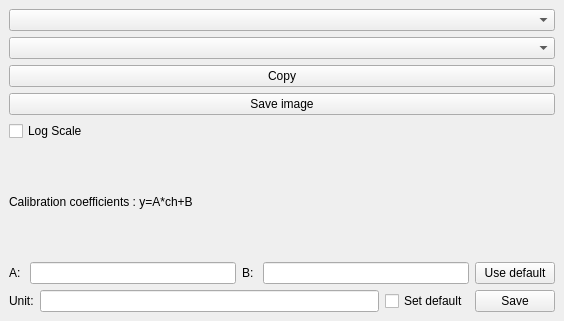
sickel/qgisSpectre, file qgisSpectre_dockwidget_base.ui: the form before one commit.
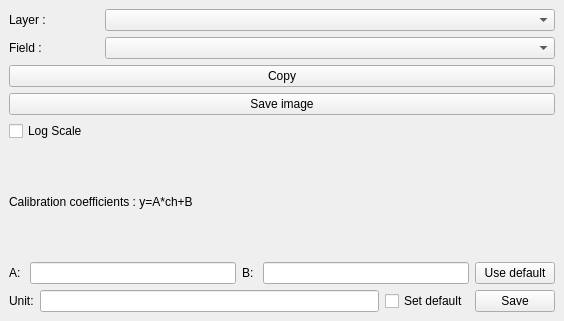
The form after the commit. Custom widgets are drawn as their Qt base class.

What changed in the file:
```diff
--- a/qgisSpectre_dockwidget_base.ui
+++ b/qgisSpectre_dockwidget_base.ui
@@ -20,18 +20,44 @@
      <verstretch>0</verstretch>
     </sizepolicy>
    </property>
-   <layout class="QGridLayout" name="gridLayout">
-    <item row="2" column="0">
-     <layout class="QHBoxLayout" name="hlMain" stretch="5,1">
-     
+     <layout class="QHBoxLayout" name="hlMain" stretch="1,5">
          <item>
        <layout class="QVBoxLayout" name="verticalLayout">
          <item>
+     <layout class="QHBoxLayout" name="hlMain" stretch="1,5">
+        
+           
+           <item>
+            <widget class="QLabel" name="label">
+            <property name="text">
+                <string>Layer : </string>
+            </property>
+            </widget>
+    
+        </item>
+    
+           <item>
        <widget class="QgsMapLayerComboBox" name="qgLayer"/>
       </item>
+    </layout>
+</item>  
       <item>
-       <widget class="QgsFieldComboBox" name="qgField"/>
+       <layout class="QHBoxLayout" name="hlMain" stretch="1,5">
+        
+           
+           <item>
+            <widget class="QLabel" name="label">
+            <property name="text">
+                <string>Field : </string>
+            </property>
+            </widget>
+    
+        </item>
+        <item> 
+          <widget class="QgsFieldComboBox" name="qgField"/>
       </item>
+    </layout>
+</item>  
      
            <item>
          <widget class="QPushButton" name="pBCopy">
@@ -133,9 +159,7 @@
        </layout>
       </item>
      </layout>
-    </item>
-   </layout>
-  </widget>
+    </widget>
  </widget>
  <customwidgets>
   <customwidget>
```
